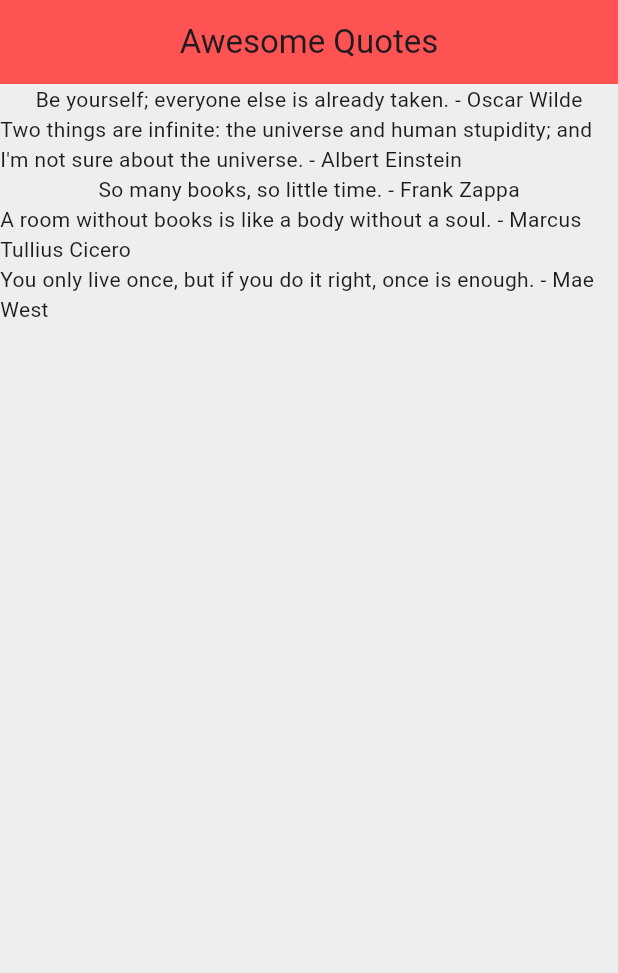
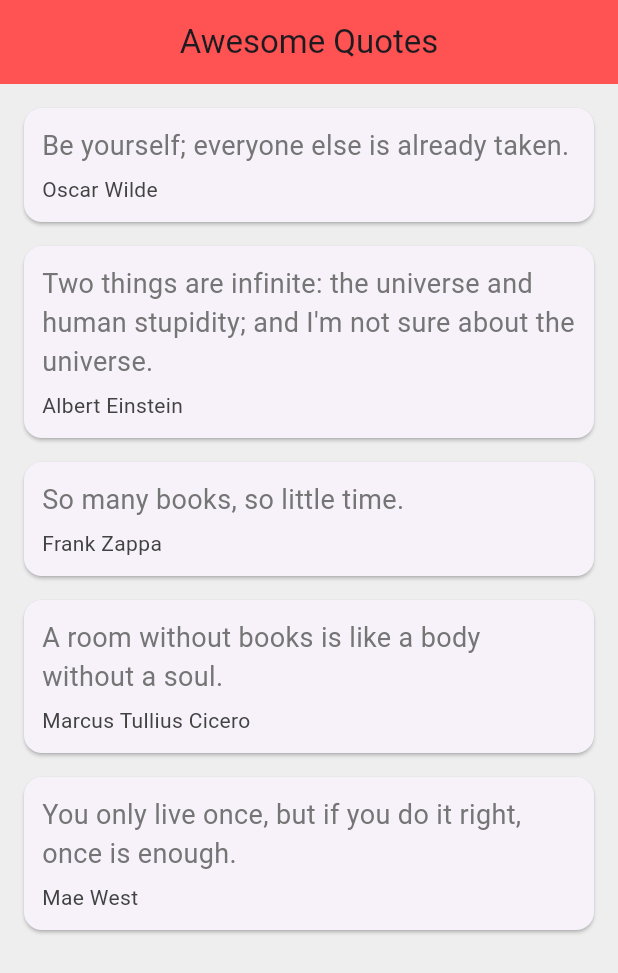
Before and after one commit to OwenLin-lwc/first_flutter_app, a Flutter app: the screen it shows after launch, on a phone screen of 412 x 824 dp. Shown: the top 973 px of the screen. Run offline on Flutter 3.47's test engine with Material 3 defaults, Android fonts, the phone set to English and light mode, and no system bars.

Commit message:
#19 - Cards

```diff
--- a/lib/main.dart
+++ b/lib/main.dart
@@ -30,6 +30,29 @@ class _MyAppState extends State<MyApp> {
     ),
   ];
 
+  Widget quoteTemplate(quote) {
+    return Card(
+      margin: EdgeInsets.fromLTRB(16, 16, 16, 0),
+      child: Padding(
+        padding: const EdgeInsets.all(12.0),
+        child: Column(
+          crossAxisAlignment: CrossAxisAlignment.stretch,
+          children: <Widget>[
+            Text(
+              quote.text,
+              style: TextStyle(fontSize: 18, color: Colors.grey[600]),
+            ),
+            SizedBox(height: 6),
+            Text(
+              quote.author,
+              style: TextStyle(fontSize: 14, color: Colors.grey[800]),
+            ),
+          ],
+        ),
+      ),
+    );
+  }
+
   @override
   Widget build(BuildContext context) {
     return Scaffold(
@@ -40,10 +63,7 @@ class _MyAppState extends State<MyApp> {
         backgroundColor: Colors.redAccent,
       ),
       body: Column(
-        children:
-            quotes
-                .map((quote) => Text('${quote.text} - ${quote.author}'))
-                .toList(),
+        children: quotes.map((quote) => quoteTemplate(quote)).toList(),
       ),
     );
   }
```
